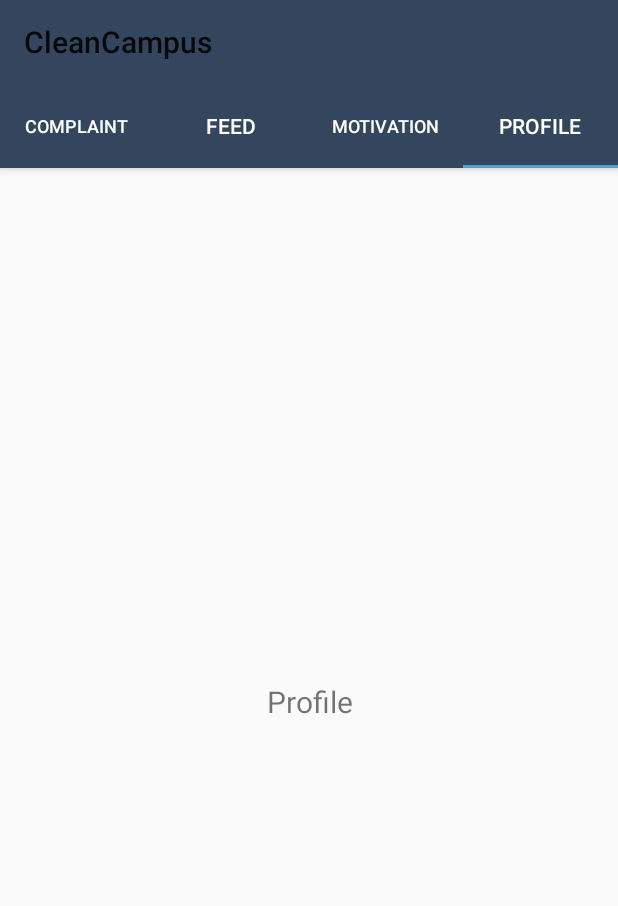
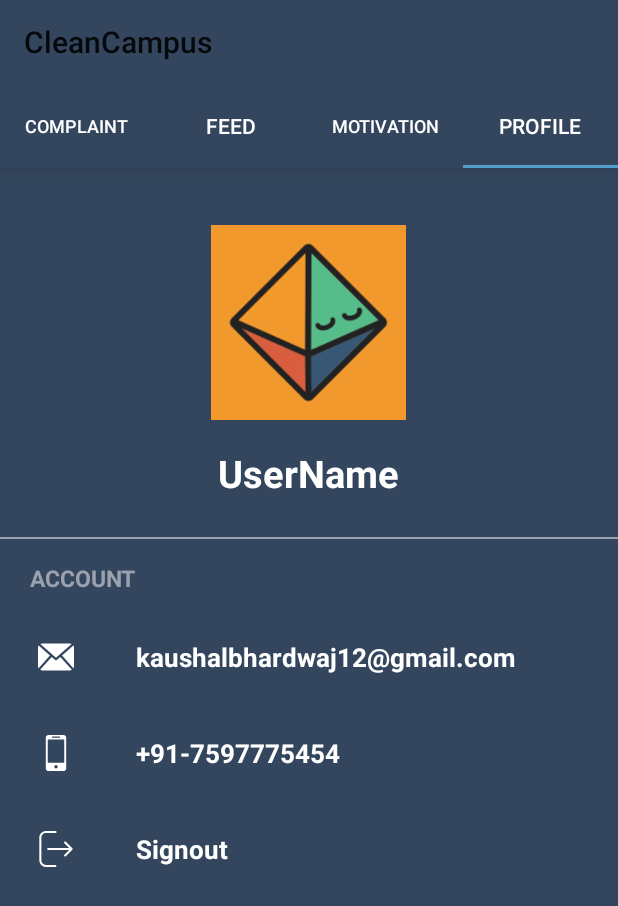
Before and after one commit to kaushalbhardwaj/CleanCampus, an Android app: the screen it shows after launch (MainActivity), tab 4 chosen, on a phone screen of 412 x 824 dp. Shown: the top 906 px of the screen. Run offline under Robolectric (Android 15) with nearby library versions, the phone set to English and light mode, and no system bars; libraries missing offline, so code that uses them is left out: com.readystatesoftware.systembartint.

Commit message:
Layout of complain and color selection

```diff
--- /dev/null
+++ b/app/src/main/res/drawable/ic_icon.xml
@@ -0,0 +1,4 @@
+<vector android:height="24dp" android:viewportHeight="27.442"
+    android:viewportWidth="27.442" android:width="24dp" xmlns:android="http://schemas.android.com/apk/res/android">
+    <path android:fillColor="#FFFFFF" android:pathData="M19.494,0H7.948C6.843,0 5.951,0.896 5.951,1.999v23.446c0,1.102 0.892,1.997 1.997,1.997h11.546c1.103,0 1.997,-0.895 1.997,-1.997V1.999C21.491,0.896 20.597,0 19.494,0zM10.872,1.214h5.7c0.144,0 0.261,0.215 0.261,0.481s-0.117,0.482 -0.261,0.482h-5.7c-0.145,0 -0.26,-0.216 -0.26,-0.482C10.612,1.429 10.727,1.214 10.872,1.214zM13.722,25.469c-0.703,0 -1.275,-0.572 -1.275,-1.276s0.572,-1.274 1.275,-1.274c0.701,0 1.273,0.57 1.273,1.274S14.423,25.469 13.722,25.469zM19.995,21.1H7.448V3.373h12.547V21.1z"/>
+</vector>
--- /dev/null
+++ b/app/src/main/res/drawable/ic_logout.xml
@@ -0,0 +1,5 @@
+<vector android:height="24dp" android:viewportHeight="471.2"
+    android:viewportWidth="471.2" android:width="24dp" xmlns:android="http://schemas.android.com/apk/res/android">
+    <path android:fillColor="#FFFFFF" android:pathData="M227.6,444.2h-122.9c-33.4,0 -60.5,-27.2 -60.5,-60.5V87.5c0,-33.4 27.2,-60.5 60.5,-60.5h124.9c7.5,0 13.5,-6 13.5,-13.5s-6,-13.5 -13.5,-13.5h-124.9c-48.3,0 -87.5,39.3 -87.5,87.5v296.2c0,48.3 39.3,87.5 87.5,87.5h122.9c7.5,0 13.5,-6 13.5,-13.5S235,444.2 227.6,444.2z"/>
+    <path android:fillColor="#FFFFFF" android:pathData="M450,226.1l-85.8,-85.8c-5.3,-5.3 -13.8,-5.3 -19.1,0c-5.3,5.3 -5.3,13.8 0,19.1l62.8,62.8h-273.9c-7.5,0 -13.5,6 -13.5,13.5s6,13.5 13.5,13.5h273.9l-62.8,62.8c-5.3,5.3 -5.3,13.8 0,19.1c2.6,2.6 6.1,4 9.5,4s6.9,-1.3 9.5,-4l85.8,-85.8C455.3,239.9 455.3,231.3 450,226.1z"/>
+</vector>
--- /dev/null
+++ b/app/src/main/res/drawable/ic_mail_black_envelope_symbol.xml
@@ -0,0 +1,4 @@
+<vector android:height="24dp" android:viewportHeight="485.211"
+    android:viewportWidth="485.211" android:width="24dp" xmlns:android="http://schemas.android.com/apk/res/android">
+    <path android:fillColor="#FFFFFF" android:pathData="M485.2,363.9c0,10.6 -3,20.5 -7.8,29.2L324.2,221.7l151.5,-132.6c5.9,9.4 9.4,20.3 9.4,32.2V363.9zM242.6,252.8l210.9,-184.5c-8.7,-4.7 -18.4,-7.6 -28.9,-7.6H60.7c-10.5,0 -20.3,2.9 -28.9,7.6L242.6,252.8zM301.4,241.6l-48.8,42.7c-2.9,2.5 -6.4,3.7 -10,3.7c-3.6,0 -7.1,-1.2 -10,-3.7l-48.8,-42.7L28.7,415.2c9.3,5.8 20.2,9.3 32,9.3h363.9c11.8,0 22.7,-3.5 32,-9.3L301.4,241.6zM9.4,89.1C3.6,98.4 0,109.4 0,121.3v242.6c0,10.6 3,20.5 7.8,29.2l153.2,-171.4L9.4,89.1z"/>
+</vector>
--- a/app/src/main/res/layout/fragment_profile.xml
+++ b/app/src/main/res/layout/fragment_profile.xml
@@ -1,14 +1,116 @@
-<FrameLayout xmlns:android="http://schemas.android.com/apk/res/android"
-    xmlns:tools="http://schemas.android.com/tools"
+<RelativeLayout xmlns:app="http://schemas.android.com/apk/res-auto"
     android:layout_width="match_parent"
     android:layout_height="match_parent"
-    tools:context=".fragment.Profile">
+    xmlns:tools="http://schemas.android.com/tools"
+    android:background="@color/colorPrimary"
+    tools:context=".fragment.Profile"
+    xmlns:android="http://schemas.android.com/apk/res/android">
+
+
+    <android.support.v7.widget.AppCompatImageView
+        android:layout_width="wrap_content"
+        android:layout_height="wrap_content"
+        app:srcCompat="@drawable/ic_mail_black_envelope_symbol"
+        android:id="@+id/em"
+        android:layout_below="@+id/account"
+        android:layout_marginTop="30dp"
+        android:layout_marginLeft="25dp" />
+    <android.support.v7.widget.AppCompatImageView
+        android:layout_width="wrap_content"
+        android:layout_height="wrap_content"
+        app:srcCompat="@drawable/ic_icon"
+        android:id="@+id/imageView4"
+        android:layout_below="@+id/em"
+        android:layout_marginTop="40dp"
+        android:layout_marginLeft="25dp" />
+    <android.support.v7.widget.AppCompatImageView
+        android:layout_width="wrap_content"
+        android:layout_height="wrap_content"
+        app:srcCompat="@drawable/ic_logout"
+        android:id="@+id/imageView5"
+        android:layout_below="@+id/imageView4"
+        android:layout_marginTop="40dp"
+        android:layout_marginLeft="25dp" />
+
+    <android.support.v7.widget.AppCompatImageView
+        android:layout_width="130dp"
+        android:layout_height="130dp"
+        app:srcCompat="@drawable/img1"
+        android:layout_marginTop="38dp"
+        android:id="@+id/userimageprofile"
+        android:layout_alignParentTop="true"
+        android:layout_centerHorizontal="true" />
 
     <TextView
+        android:text="UserName"
+        android:layout_width="wrap_content"
+        android:textStyle="bold"
+        android:textColor="@color/white"
+        android:textSize="25dp"
+        android:layout_height="wrap_content"
+        android:id="@+id/usernameprofile"
+        android:layout_weight="1"
+        android:layout_marginTop="18dp"
+        android:layout_below="@+id/userimageprofile"
+        android:layout_centerHorizontal="true" />
+
+    <View
         android:layout_width="match_parent"
-        android:layout_height="match_parent"
-        android:text="Profile"
-        android:gravity="center"
-        android:textSize="20dp"/>
+        android:layout_height="1dp"
+        android:id="@+id/view1"
+        android:background="@color/lcolor"
+        android:layout_below="@+id/usernameprofile"
+        android:layout_alignParentLeft="true"
+        android:layout_alignParentStart="true"
+        android:layout_marginTop="25dp" />
 
-</FrameLayout>
+    <TextView
+        android:text="ACCOUNT"
+        android:layout_width="wrap_content"
+        android:layout_height="wrap_content"
+        android:layout_marginLeft="20dp"
+        android:layout_marginTop="15dp"
+        android:textStyle="bold"
+        android:textColor="@color/lcolor"
+        android:textSize="15dp"
+        android:id="@+id/account"
+        android:layout_below="@+id/view1"
+        android:layout_alignParentLeft="true"
+        android:layout_alignParentStart="true" />
+
+    <TextView
+        android:text="+91-7597775454"
+        android:layout_width="wrap_content"
+        android:layout_height="wrap_content"
+        android:textStyle="bold"
+        android:textColor="@color/white"
+        android:textSize="17dp"
+        android:id="@+id/textView3"
+        android:layout_alignTop="@+id/imageView4"
+        android:layout_toRightOf="@+id/account"
+        android:layout_toEndOf="@+id/account" />
+
+    <TextView
+        android:text="kaushalbhardwaj12@gmail.com"
+        android:layout_width="wrap_content"
+        android:layout_height="wrap_content"
+        android:textStyle="bold"
+        android:textColor="@color/white"
+        android:textSize="17dp"
+        android:id="@+id/textView2"
+        android:layout_above="@+id/imageView4"
+        android:layout_alignLeft="@+id/textView3"
+        android:layout_alignStart="@+id/textView3" />
+
+    <TextView
+        android:text="Signout"
+        android:layout_width="wrap_content"
+        android:layout_height="wrap_content"
+        android:textStyle="bold"
+        android:textColor="@color/white"
+        android:textSize="17dp"
+        android:id="@+id/textView4"
+        android:layout_alignBottom="@+id/imageView5"
+        android:layout_alignLeft="@+id/textView3"
+        android:layout_alignStart="@+id/textView3" />
+</RelativeLayout>
--- a/app/src/main/res/layout/layout_complain.xml
+++ b/app/src/main/res/layout/layout_complain.xml
@@ -50,6 +50,7 @@
         <TextView
             android:text="Supplemental actions can vary from card to card in a collection, depending on the content type and expected outcome; "
             android:layout_width="match_parent"
+            android:layout_marginRight="15dp"
             android:textColor="#424242"
             android:layout_marginTop="8dp"
             android:textSize="12dp"
@@ -63,8 +64,13 @@
     <View
         android:layout_width="match_parent"
         android:layout_height="1dp"
-        android:background="#424242"/>
+        android:layout_marginLeft="5dp"
+        android:layout_marginRight="5dp"
+        android:background="@color/grey9"/>
 
+    <RelativeLayout
+        android:layout_width="match_parent"
+        android:layout_height="wrap_content">
     <LinearLayout
         android:orientation="horizontal"
         android:layout_width="match_parent"
@@ -75,7 +81,7 @@
             android:layout_width="30dp"
             android:layout_height="30dp"
             android:layout_gravity="center"
-            android:layout_marginLeft="15dp"
+            android:layout_marginLeft="20dp"
             app:srcCompat="@drawable/ic_favorite_border"
             android:id="@+id/like"/>
         <android.support.v7.widget.AppCompatImageView
@@ -92,15 +98,18 @@
             android:layout_marginLeft="15dp"
             app:srcCompat="@drawable/ic_share_black_24px"
             android:id="@+id/share"/>
-
+    </LinearLayout>
         <android.support.v7.widget.AppCompatImageView
             android:layout_width="30dp"
             android:layout_height="30dp"
+            android:layout_alignParentRight="true"
+            android:layout_centerVertical="true"
+            android:layout_marginRight="20dp"
             android:layout_gravity="center"
             android:layout_marginLeft="15dp"
             app:srcCompat="@drawable/ic_query_builder_black_24px"
             android:id="@+id/status"/>
+    </RelativeLayout>
+
     </LinearLayout>
-    </LinearLayout>
-
 </android.support.v7.widget.CardView>
--- a/app/src/main/res/values/colors.xml
+++ b/app/src/main/res/values/colors.xml
@@ -18,6 +18,7 @@
     <color name="grcolor">#9BA3AE</color>
     <color name="tcolor">#00A6A7</color>
     <color name="fcolor">#1EBEA5</color>
+    <color name="lcolor">#9AA2AE</color>
 
 
     <color name="float_transparent">#00000000</color>
```
